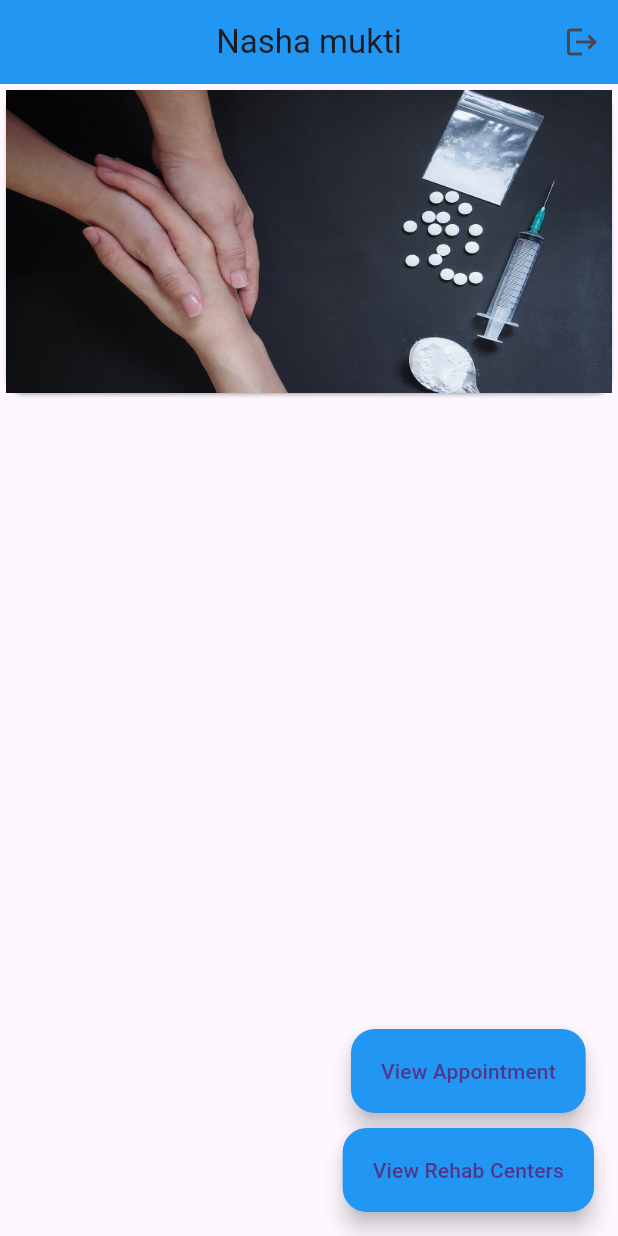
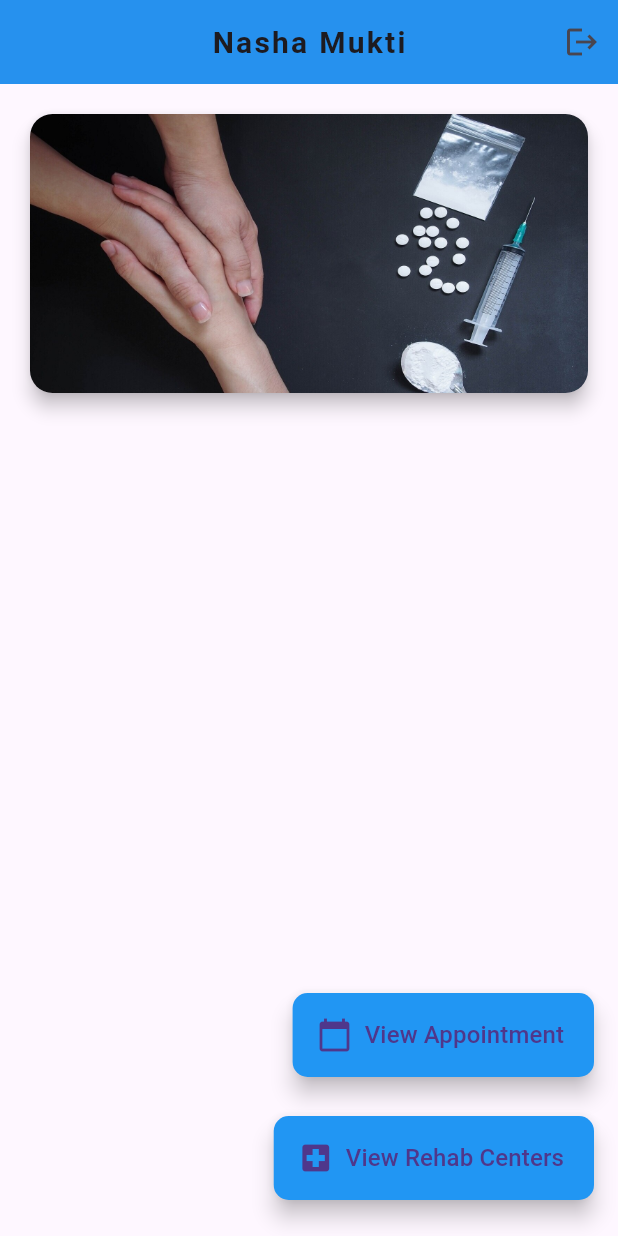
Before and after one commit to srushti-shete/MAD_Project, a Flutter app: the screen it shows once a user with an empty profile is signed in, on a phone screen of 412 x 824 dp. Run offline on Flutter 3.47's test engine with Material 3 defaults, Android fonts, the phone set to English and light mode, and no system bars; our stand-ins replace cloud_firestore, firebase_auth, firebase_core, flutter_map, geocoding, latlong2 and 1 more; accounts and stored records are empty.

Commit message:
appointment

```diff
--- a/lib/pages/auth_page.dart
+++ b/lib/pages/auth_page.dart
@@ -2,6 +2,7 @@ import 'package:firebase_auth/firebase_auth.dart';
 import 'package:flutter/material.dart';
 import 'home_page.dart';
 import 'login_or_register_page.dart';
+
 
 class AuthPage extends StatelessWidget {
   const AuthPage({super.key});
--- a/lib/pages/home_page.dart
+++ b/lib/pages/home_page.dart
@@ -1,36 +1,39 @@
 import 'package:firebase_auth/firebase_auth.dart';
 import 'package:flutter/material.dart';
+import 'package:flutter_map/flutter_map.dart';
+import 'DisplayCenters.dart';
+import 'DoctorAppointmentForm.dart'; // Import the doc.dart file
 
 
-// lat long
-import 'package:latlong2/latlong.dart';
-
-import 'package:flutter/material.dart';
-import 'package:flutter/services.dart' show rootBundle;
-import 'package:flutter_map/flutter_map.dart';
-
-import 'DisplayCenters.dart';
-
 class HomePage extends StatelessWidget {
-  HomePage({super.key});
+  HomePage({Key? key});
 
   final user = FirebaseAuth.instance.currentUser!;
 
-  // sign user out method
-  void signUserOut() {
+  // Sign user out method
+  void signUserOut(BuildContext context) {
     FirebaseAuth.instance.signOut();
+    Navigator.pop(context); // Pop back to previous screen
   }
 
   @override
   Widget build(BuildContext context) {
     return Scaffold(
       appBar: AppBar(
-        title: Text("Nasha mukti"),
+        title: Text(
+          "Nasha Mukti",
+          style: TextStyle(
+            fontSize: 20,
+            fontWeight: FontWeight.bold,
+            letterSpacing: 1.5,
+          ),
+        ),
         backgroundColor: Colors.blue,
+        elevation: 2,
         centerTitle: true,
         actions: [
           IconButton(
-            onPressed: signUserOut,
+            onPressed: () => signUserOut(context),
             icon: Icon(Icons.logout),
           )
         ],
@@ -38,31 +41,65 @@ class HomePage extends StatelessWidget {
       body: Column(
         children: [
           Card(
-            // Increased padding to 50.0
-            child: Image(image: AssetImage('lib/images/drug.png')),
+            elevation: 5,
+            shape: RoundedRectangleBorder(
+              borderRadius: BorderRadius.circular(15.0),
             ),
-
-
+            margin: EdgeInsets.all(20),
+            child: ClipRRect(
+              borderRadius: BorderRadius.circular(15.0),
+              child: Image.asset(
+                'lib/images/drug.png',
+                fit: BoxFit.cover,
+              ),
+            ),
+          ),
         ],
       ),
       floatingActionButton: Column(
         mainAxisAlignment: MainAxisAlignment.end,
+        crossAxisAlignment: CrossAxisAlignment.end,
         children: [
-          FloatingActionButton.extended(
-            onPressed: () {},
-            label: Text("View Appointment"),
+          Padding(
+            padding: const EdgeInsets.symmetric(vertical: 8.0),
+            child: FloatingActionButton.extended(
+              onPressed: () {
+                Navigator.push(
+                  context,
+                  MaterialPageRoute(builder: (context) => DoctorAppointmentForm()),
+                );
+              },
+              label: Text(
+                "View Appointment",
+                style: TextStyle(fontSize: 16),
+              ),
               backgroundColor: Colors.blue,
+              shape: RoundedRectangleBorder(
+                borderRadius: BorderRadius.circular(10),
+              ),
+              icon: Icon(Icons.calendar_today),
+            ),
           ),
           SizedBox(height: 10), // Add some space between the two buttons
-          FloatingActionButton.extended(
+          Padding(
+            padding: const EdgeInsets.symmetric(vertical: 8.0),
+            child: FloatingActionButton.extended(
               onPressed: () {
                 Navigator.push(
                   context,
                   MaterialPageRoute(builder: (context) => DisplayCenters()),
                 );
               },
-            label: Text("View Rehab Centers"),
+              label: Text(
+                "View Rehab Centers",
+                style: TextStyle(fontSize: 16),
+              ),
               backgroundColor: Colors.blue,
+              shape: RoundedRectangleBorder(
+                borderRadius: BorderRadius.circular(10),
+              ),
+              icon: Icon(Icons.local_hospital),
+            ),
           ),
         ],
       ),
```
Also changed, not shown: lib/pages/DoctorAppointmentForm.dart (added, +137 -0 lines), pubspec.yaml (+13 -12 lines), lib/images/doc.png (added), pubspec.lock. Lines whose indentation alone changed are shown as unchanged.
